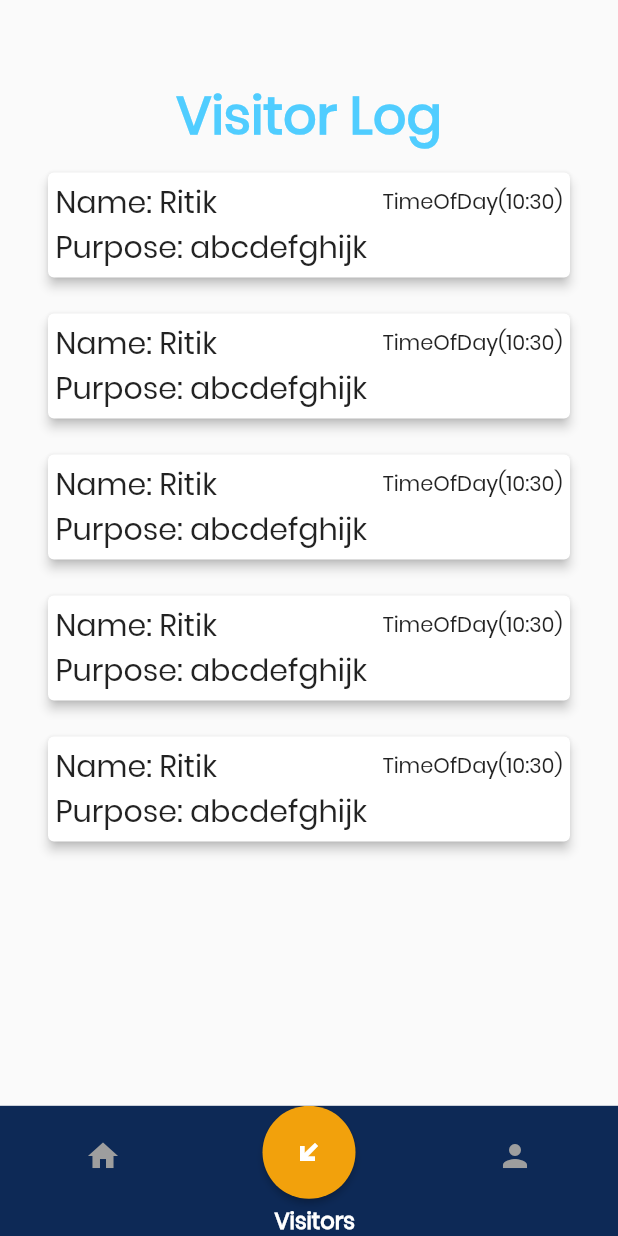
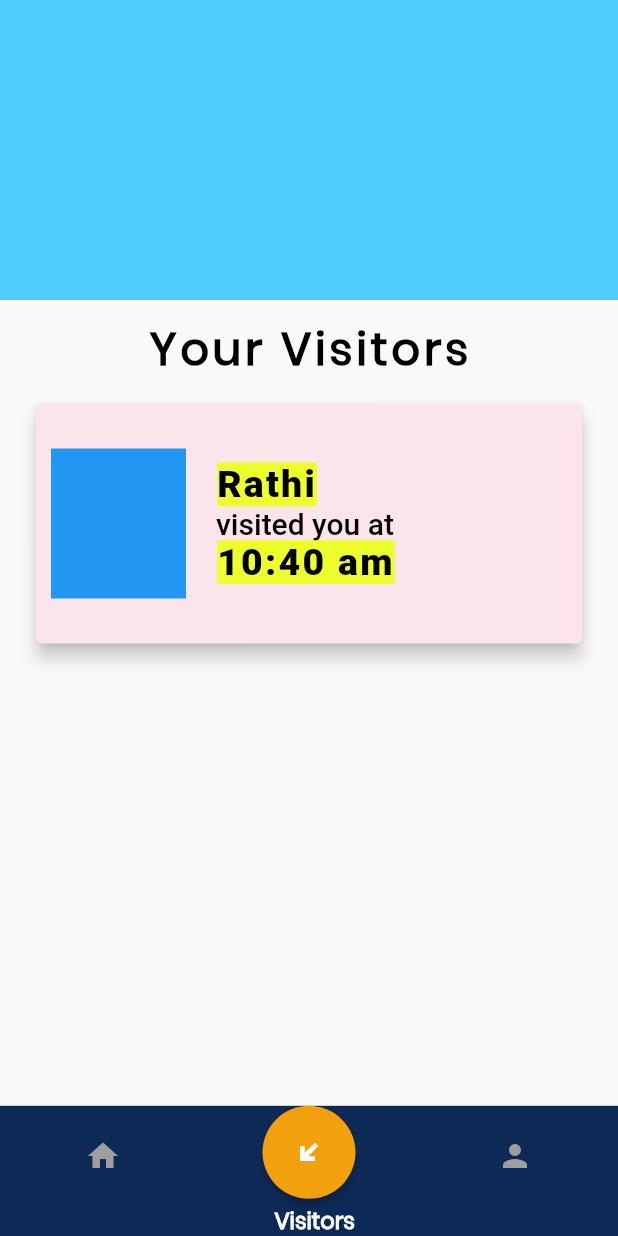
Before and after one commit to ritik-rathi/freelance_project, a Flutter app: the screen it shows after launch, item 2 of the bottom bar chosen, on a phone screen of 412 x 824 dp. Run offline on Flutter 3.47's test engine with Material 2 defaults, Android fonts, the phone set to English and light mode, and no system bars; our stand-ins replace cloud_firestore, firebase_auth, image_picker; accounts and stored records are empty.

Commit message:
Added card design

```diff
--- a/lib/user_screens/profile.dart
+++ b/lib/user_screens/profile.dart
@@ -2,6 +2,7 @@ import 'package:flutter/cupertino.dart' as prefix0;
 import 'package:flutter/material.dart';
 import 'package:freelance/navbar.dart';
 import 'package:freelance/user_screens/profile_screen.dart';
+import 'package:freelance/user_screens/visitor_log.dart';
 
 var vTime = TimeOfDay.now();
 
@@ -31,7 +32,7 @@ class _ProfileState extends State<Profile> with SingleTickerProviderStateMixin {
     super.dispose();
   }
 
-  List<Widget> pages = [ProfileScreen(), visitorLog(), maid()];
+  List<Widget> pages = [ProfileScreen(), VisitorLog(), maid()];
 
   @override
   Widget build(BuildContext context) {
@@ -165,55 +166,4 @@ class _ProfileState extends State<Profile> with SingleTickerProviderStateMixin {
       ),
     );
   }
-
-  static Widget visitorLog() {
-    return Container(
-      margin: EdgeInsets.only(top: 50, left: 20, right: 20),
-      child: Column(
-        children: <Widget>[
-          Text('Visitor Log',
-              style: TextStyle(
-                  color: Color(0xFF50CDFF),
-                  fontSize: 35,
-                  fontWeight: FontWeight.bold)),
-          Expanded(
-            child: ListView.builder(
-              itemCount: 5,
-              itemBuilder: (context, index) {
-                return Padding(
-                  padding: const EdgeInsets.all(8.0),
-                  child: Card(
-                      elevation: 3,
-                      child: Container(
-                        width: double.infinity,
-                        margin: EdgeInsets.all(5),
-                        child: Column(
-                          children: <Widget>[
-                            Row(
-                              mainAxisAlignment: MainAxisAlignment.spaceBetween,
-                              children: <Widget>[
-                                Text('Name: Ritik',
-                                    style: TextStyle(fontSize: 20)),
-                                Text('$vTime')
-                              ],
-                            ),
-                            Row(
-                              children: <Widget>[
-                                Text('Purpose: abcdefghijk',
-                                    style: TextStyle(fontSize: 20),
-                                    maxLines: 100,
-                                    textAlign: TextAlign.start),
-                              ],
-                            )
-                          ],
-                        ),
-                      )),
-                );
-              },
-            ),
-          )
-        ],
-      ),
-    );
-  }
 }
--- /dev/null
+++ b/lib/user_screens/visitor_log.dart
@@ -0,0 +1,84 @@
+import 'package:flutter/material.dart';
+
+class VisitorLog extends StatelessWidget {
+  @override
+  Widget build(BuildContext context) {
+    return Scaffold(
+      body: Column(
+        children: <Widget>[
+          Container(
+              height: 200.0, width: double.infinity, color: Color(0xFF50CDFF)),
+          SizedBox(
+            height: 10.0,
+          ),
+          Text(
+            'Your Visitors',
+            textAlign: TextAlign.left,
+            style: TextStyle(
+                letterSpacing: 2.5,
+                color: Colors.black,
+                fontSize: 30.0,
+                fontWeight: FontWeight.w600),
+          ),
+          _visitorCard()
+        ],
+      ),
+    );
+  }
+
+  Widget _visitorCard() {
+    return Padding(
+      padding: const EdgeInsets.symmetric(vertical: 10.0, horizontal: 20.0),
+      child: Card(
+        color: Colors.pink[50],
+        elevation: 5.0,
+        child: Container(
+          width: double.infinity,
+          height: 160.0,
+          child: Padding(
+            padding: EdgeInsets.symmetric(vertical: 10.0, horizontal: 10.0),
+            child: Row(
+              children: <Widget>[
+                Container(
+                  color: Colors.blue,
+                  width: 90,
+                  height: 100,
+                ),
+                SizedBox(
+                  width: 20.0,
+                ),
+                RichText(
+                  text: TextSpan(children: [
+                    TextSpan(
+                      text: 'Rathi',
+                      style: TextStyle(
+                          color: Colors.black,
+                          letterSpacing: 1.5,
+                          backgroundColor: Color(0xffedff2d),
+                          fontSize: 25.0,
+                          fontWeight: FontWeight.w800),
+                    ),
+                    TextSpan(
+                        text: ' \nvisited you at',
+                        style: TextStyle(
+                            color: Colors.black,
+                            fontSize: 20.0,
+                            fontWeight: FontWeight.w500)),
+                    TextSpan(
+                        text: '\n10:40 am',
+                        style: TextStyle(
+                            letterSpacing: 1.5,
+                            color: Colors.black,
+                            backgroundColor: Color(0xffedff2d),
+                            fontSize: 25.0,
+                            fontWeight: FontWeight.w800))
+                  ]),
+                )
+              ],
+            ),
+          ),
+        ),
+      ),
+    );
+  }
+}
```
